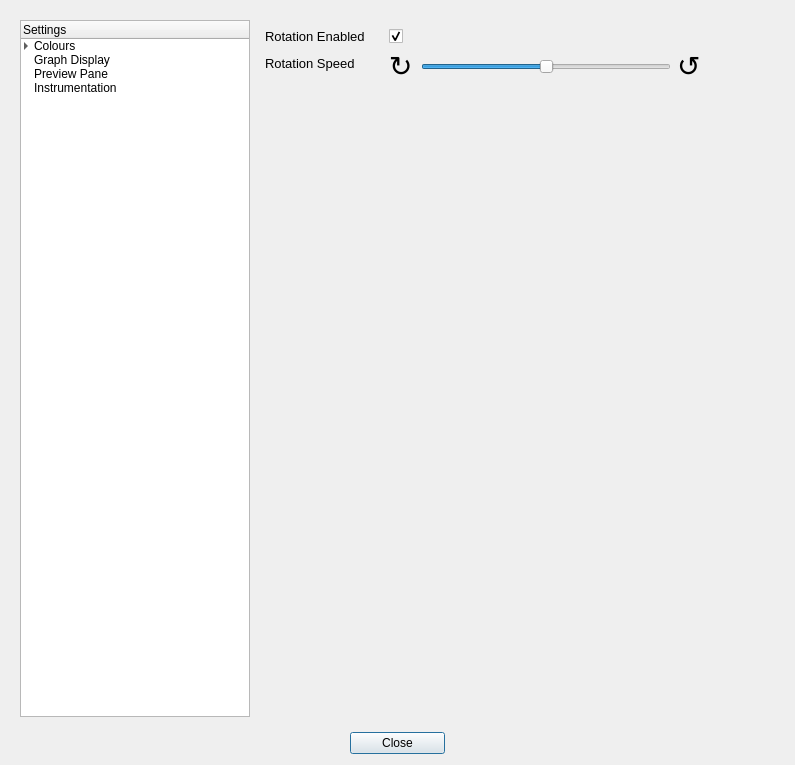
ncatlin/rgat, file rgat/settingsDialog.ui: the form before one commit.
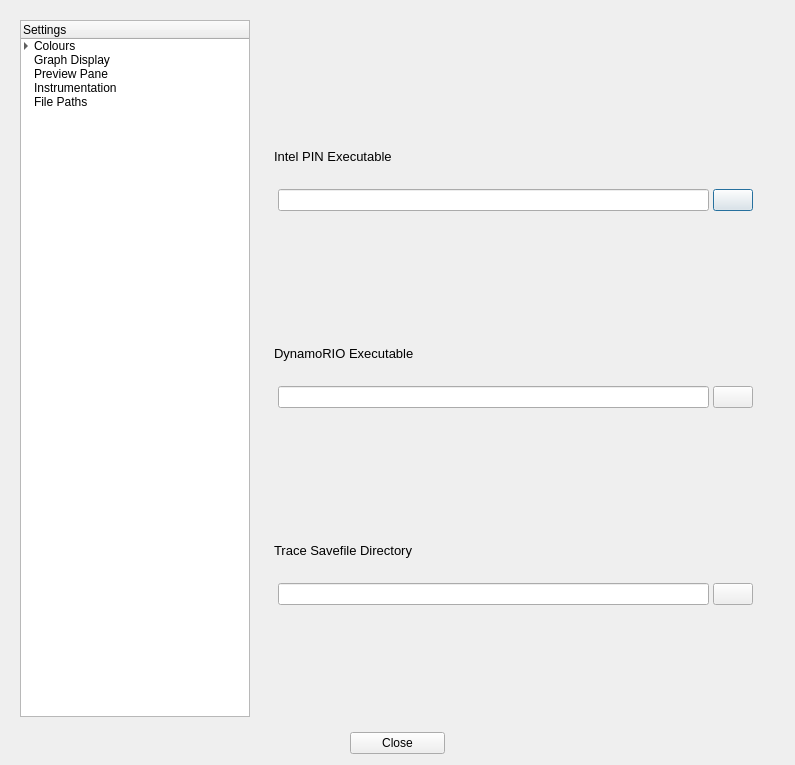
The form after the commit. Custom widgets are drawn as their Qt base class.

Commit message: added filepath management page in settings

```diff
--- a/rgat/settingsDialog.ui
+++ b/rgat/settingsDialog.ui
@@ -130,6 +130,11 @@
             <string>Instrumentation</string>
            </property>
           </item>
+          <item>
+           <property name="text">
+            <string>File Paths</string>
+           </property>
+          </item>
          </widget>
         </item>
         <item>
@@ -144,7 +149,7 @@
            <number>-3</number>
           </property>
           <property name="currentIndex">
-           <number>5</number>
+           <number>7</number>
           </property>
           <widget class="QWidget" name="renderTracePage">
            <layout class="QVBoxLayout" name="verticalLayout_3">
@@ -2422,6 +2427,154 @@
            </layout>
           </widget>
           <widget class="QWidget" name="instrumentationPage"/>
+          <widget class="QWidget" name="filePathsPage">
+           <layout class="QVBoxLayout" name="verticalLayout_12">
+            <item>
+             <widget class="filePathWidget" name="pinPathsWidget" native="true">
+              <property name="maximumSize">
+               <size>
+                <width>16777215</width>
+                <height>100</height>
+               </size>
+              </property>
+              <layout class="QVBoxLayout" name="verticalLayout_14">
+               <item>
+                <widget class="QLabel" name="label_44">
+                 <property name="font">
+                  <font>
+                   <pointsize>10</pointsize>
+                  </font>
+                 </property>
+                 <property name="text">
+                  <string>Intel PIN Executable</string>
+                 </property>
+                </widget>
+               </item>
+               <item>
+                <layout class="QHBoxLayout" name="horizontalLayout_10">
+                 <property name="spacing">
+                  <number>4</number>
+                 </property>
+                 <property name="leftMargin">
+                  <number>4</number>
+                 </property>
+                 <property name="rightMargin">
+                  <number>4</number>
+                 </property>
+                 <item>
+                  <widget class="QLineEdit" name="pinPathLine"/>
+                 </item>
+                 <item>
+                  <widget class="QPushButton" name="pinPathBtn">
+                   <property name="text">
+                    <string/>
+                   </property>
+                  </widget>
+                 </item>
+                </layout>
+               </item>
+              </layout>
+             </widget>
+            </item>
+            <item>
+             <widget class="filePathWidget" name="dynamoRIOPathsWidget" native="true">
+              <property name="maximumSize">
+               <size>
+                <width>16777215</width>
+                <height>100</height>
+               </size>
+              </property>
+              <layout class="QVBoxLayout" name="verticalLayout_13">
+               <item>
+                <widget class="QLabel" name="label_45">
+                 <property name="font">
+                  <font>
+                   <pointsize>10</pointsize>
+                  </font>
+                 </property>
+                 <property name="text">
+                  <string>DynamoRIO Executable</string>
+                 </property>
+                </widget>
+               </item>
+               <item>
+                <layout class="QHBoxLayout" name="horizontalLayout_11">
+                 <property name="spacing">
+                  <number>4</number>
+                 </property>
+                 <property name="leftMargin">
+                  <number>4</number>
+                 </property>
+                 <property name="rightMargin">
+                  <number>4</number>
+                 </property>
+                 <item>
+                  <widget class="QLineEdit" name="drPathLine"/>
+                 </item>
+                 <item>
+                  <widget class="QPushButton" name="drPathBtn">
+                   <property name="styleSheet">
+                    <string notr="true"/>
+                   </property>
+                   <property name="text">
+                    <string/>
+                   </property>
+                  </widget>
+                 </item>
+                </layout>
+               </item>
+              </layout>
+             </widget>
+            </item>
+            <item>
+             <widget class="filePathWidget" name="traceSavesPathWidget" native="true">
+              <property name="maximumSize">
+               <size>
+                <width>16777215</width>
+                <height>100</height>
+               </size>
+              </property>
+              <layout class="QVBoxLayout" name="verticalLayout_15">
+               <item>
+                <widget class="QLabel" name="label_47">
+                 <property name="font">
+                  <font>
+                   <pointsize>10</pointsize>
+                  </font>
+                 </property>
+                 <property name="text">
+                  <string>Trace Savefile Directory</string>
+                 </property>
+                </widget>
+               </item>
+               <item>
+                <layout class="QHBoxLayout" name="horizontalLayout_13">
+                 <property name="spacing">
+                  <number>4</number>
+                 </property>
+                 <property name="leftMargin">
+                  <number>4</number>
+                 </property>
+                 <property name="rightMargin">
+                  <number>4</number>
+                 </property>
+                 <item>
+                  <widget class="QLineEdit" name="savePathLine"/>
+                 </item>
+                 <item>
+                  <widget class="QPushButton" name="savePathBtn">
+                   <property name="text">
+                    <string/>
+                   </property>
+                  </widget>
+                 </item>
+                </layout>
+               </item>
+              </layout>
+             </widget>
+            </item>
+           </layout>
+          </widget>
          </widget>
         </item>
        </layout>
@@ -2469,6 +2622,12 @@
    <header>colordemowidget.h</header>
    <container>1</container>
   </customwidget>
+  <customwidget>
+   <class>filePathWidget</class>
+   <extends>QWidget</extends>
+   <header>filepathwidget.h</header>
+   <container>1</container>
+  </customwidget>
  </customwidgets>
  <resources/>
  <connections>
```
Left out of the diff: 53 changed lines with no effect on the pictures. The commit also changes 5 other files.
